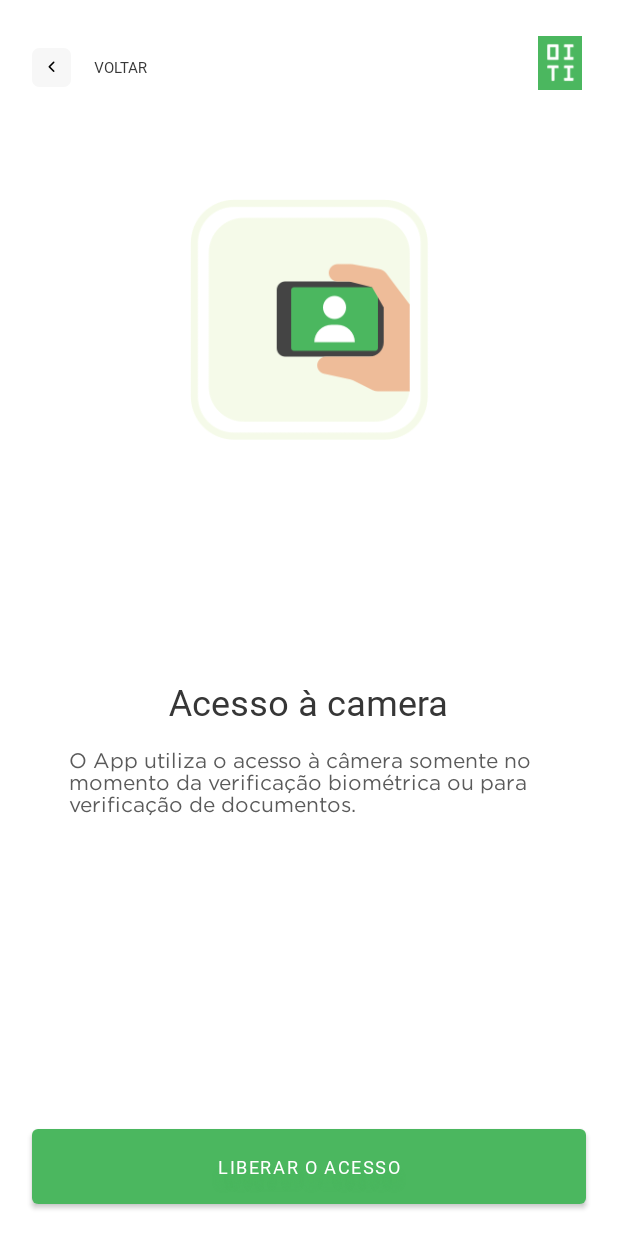
After one commit to lorenzetti-10i9/Sample_OiTi_Android, an Android app: the PermissionActivity screen opened directly, with no data from a screen before it, on a phone screen of 412 x 824 dp. The commit adds this screen. Run offline under Robolectric (Android 15) with nearby library versions, the phone set to English and light mode, and no system bars.

Commit message:
camera permission screen

```diff
--- a/app/build.gradle
+++ b/app/build.gradle
@@ -39,6 +39,8 @@ dependencies {
     implementation 'androidx.appcompat:appcompat:1.2.0'
     implementation 'com.google.android.material:material:1.2.1'
     implementation 'androidx.constraintlayout:constraintlayout:2.0.4'
+    implementation "androidx.activity:activity:1.2.0-alpha04"
+    implementation "androidx.fragment:fragment:1.3.0-alpha04"
     testImplementation 'junit:junit:4.+'
     androidTestImplementation 'androidx.test.ext:junit:1.1.2'
     androidTestImplementation 'androidx.test.espresso:espresso-core:3.3.0'
--- a/app/src/main/AndroidManifest.xml
+++ b/app/src/main/AndroidManifest.xml
@@ -9,6 +9,7 @@
         android:roundIcon="@mipmap/ic_launcher_round"
         android:supportsRtl="true"
         android:theme="@style/SplashScreenTheme">
+        <activity android:name=".PermissionActivity"/>
         <activity android:name=".MainActivity">
             <intent-filter>
                 <action android:name="android.intent.action.MAIN" />
@@ -18,4 +19,8 @@
         </activity>
     </application>
 
+    <uses-permission android:name="android.permission.CAMERA"/>
+    <uses-feature android:name="android.hardware.camera"
+        android:required="false" />
+
 </manifest>
--- a/app/src/main/java/com/br10i9/sample_oiti_android/MainActivity.kt
+++ b/app/src/main/java/com/br10i9/sample_oiti_android/MainActivity.kt
@@ -1,13 +1,29 @@
 package com.br10i9.sample_oiti_android
 
+import android.Manifest
+import android.content.Intent
+import android.content.pm.PackageManager
 import androidx.appcompat.app.AppCompatActivity
 import android.os.Bundle
+import android.widget.Button
+import androidx.core.content.ContextCompat
 
 class MainActivity : AppCompatActivity() {
+
     override fun onCreate(savedInstanceState: Bundle?) {
         super.onCreate(savedInstanceState)
-        // splash screen dismiss
         setTheme(R.style.Theme_Sample_OiTi_Android)
         setContentView(R.layout.activity_main)
+
+        if (applicationContext.packageManager.hasSystemFeature(PackageManager.FEATURE_CAMERA_FRONT)) {
+            findViewById<Button>(R.id.biometriaButton).setOnClickListener { onBiometriaButtonPressed() }
+        }
+    }
+
+    private fun onBiometriaButtonPressed() {
+        val permissionStatus = ContextCompat.checkSelfPermission(this, Manifest.permission.CAMERA)
+        if (permissionStatus != PackageManager.PERMISSION_GRANTED) {
+            startActivity(Intent(this, PermissionActivity::class.java))
+        }
     }
 }
--- /dev/null
+++ b/app/src/main/java/com/br10i9/sample_oiti_android/PermissionActivity.kt
@@ -0,0 +1,39 @@
+package com.br10i9.sample_oiti_android
+
+import android.Manifest
+import android.content.pm.PackageManager
+import android.os.Bundle
+import android.widget.Button
+import android.widget.ImageButton
+import androidx.activity.result.contract.ActivityResultContracts
+import androidx.appcompat.app.AppCompatActivity
+import androidx.core.content.ContextCompat
+
+class PermissionActivity : AppCompatActivity() {
+
+    private val requestPermissionLauncher = this.registerForActivityResult(ActivityResultContracts.RequestPermission())
+        {
+            isGranted: Boolean ->
+            finish()
+        }
+
+    override fun onCreate(savedInstanceState: Bundle?) {
+        super.onCreate(savedInstanceState)
+        setTheme(R.style.Theme_Sample_OiTi_Android)
+        setContentView(R.layout.permission_activity)
+
+        val backButton = findViewById<ImageButton>(R.id.backButton)
+        backButton.setOnClickListener { finish() }
+
+        val permissionButton = findViewById<Button>(R.id.permissionButton)
+        permissionButton.setOnClickListener { onPermissionButtonPressed() }
+
+    }
+
+    private fun onPermissionButtonPressed() {
+        val permissionStatus = ContextCompat.checkSelfPermission(this, Manifest.permission.CAMERA)
+        if (permissionStatus != PackageManager.PERMISSION_GRANTED) {
+            requestPermissionLauncher.launch(Manifest.permission.CAMERA)
+        }
+    }
+}
--- a/app/src/main/res/layout/activity_main.xml
+++ b/app/src/main/res/layout/activity_main.xml
@@ -46,6 +46,21 @@
         app:layout_constraintEnd_toEndOf="parent"
         app:layout_constraintStart_toStartOf="parent"
         app:layout_constraintTop_toTopOf="parent">
+
+        <Button
+            android:id="@+id/biometriaButton"
+            android:layout_width="match_parent"
+            android:layout_height="match_parent"
+            android:background="@android:color/transparent"
+            android:insetTop="0dp"
+            android:insetBottom="0dp"
+            app:backgroundTint="@android:color/transparent"
+            app:elevation="0dp"
+            app:iconPadding="0dp"
+            app:layout_constraintBottom_toBottomOf="parent"
+            app:layout_constraintEnd_toEndOf="parent"
+            app:layout_constraintStart_toStartOf="parent"
+            app:layout_constraintTop_toTopOf="parent" />
 
         <ImageView
             android:id="@+id/imageView2"
--- /dev/null
+++ b/app/src/main/res/layout/permission_activity.xml
@@ -0,0 +1,112 @@
+<?xml version="1.0" encoding="utf-8"?>
+<androidx.constraintlayout.widget.ConstraintLayout xmlns:android="http://schemas.android.com/apk/res/android"
+    xmlns:app="http://schemas.android.com/apk/res-auto"
+    xmlns:tools="http://schemas.android.com/tools"
+    android:layout_width="match_parent"
+    android:layout_height="match_parent"
+    android:background="@android:color/white"
+    tools:context=".PermissionActivity">
+
+    <TextView
+        android:id="@+id/textView4"
+        android:layout_width="wrap_content"
+        android:layout_height="wrap_content"
+        android:fontFamily="@font/gotham_bold"
+        android:text="@string/camera_access_title"
+        android:textColor="#363636"
+        android:textSize="24sp"
+        app:layout_constraintBottom_toBottomOf="parent"
+        app:layout_constraintHorizontal_bias="0.5"
+        app:layout_constraintLeft_toLeftOf="parent"
+        app:layout_constraintRight_toRightOf="parent"
+        app:layout_constraintTop_toTopOf="parent"
+        app:layout_constraintVertical_bias="0.57" />
+
+    <TextView
+        android:id="@+id/textView5"
+        android:layout_width="match_parent"
+        android:layout_height="wrap_content"
+        android:layout_marginLeft="46dp"
+        android:layout_marginRight="46dp"
+        android:fontFamily="@font/gotham_book"
+        android:text="@string/camera_access_text"
+        android:textColor="#5a5a5a"
+        android:textSize="14sp"
+        app:layout_constraintBottom_toBottomOf="parent"
+        app:layout_constraintLeft_toLeftOf="parent"
+        app:layout_constraintRight_toRightOf="parent"
+        app:layout_constraintTop_toTopOf="parent"
+        app:layout_constraintVertical_bias="0.64" />
+
+    <ImageView
+        android:id="@+id/imageView4"
+        android:layout_width="29dp"
+        android:layout_height="36dp"
+        android:layout_marginTop="24dp"
+        android:layout_marginEnd="24dp"
+        android:layout_marginRight="24dp"
+        android:contentDescription="@string/logo_description"
+        app:layout_constraintEnd_toEndOf="parent"
+        app:layout_constraintTop_toTopOf="parent"
+        app:srcCompat="@drawable/oiti_logo" />
+
+    <ImageView
+        android:id="@+id/imageView5"
+        android:layout_width="159dp"
+        android:layout_height="161dp"
+        android:contentDescription="@string/logo_description"
+        app:layout_constraintBottom_toBottomOf="parent"
+        app:layout_constraintEnd_toEndOf="parent"
+        app:layout_constraintStart_toStartOf="parent"
+        app:layout_constraintTop_toTopOf="parent"
+        app:layout_constraintVertical_bias="0.2"
+        app:srcCompat="@drawable/camera_access_image" />
+
+    <Button
+        android:id="@+id/permissionButton"
+        android:layout_width="match_parent"
+        android:layout_height="50dp"
+        android:layout_margin="21dp"
+        android:fontFamily="@font/gotham_bold"
+        android:insetTop="0dp"
+        android:insetBottom="0dp"
+        android:shadowColor="#5b46b85b"
+        android:shadowDy="12"
+        android:shadowRadius="5"
+        android:text="@string/camera_access_button_text"
+        android:textColor="@android:color/white"
+        android:textSize="12sp"
+        app:backgroundTint="#4bb75f"
+        app:cornerRadius="4dp"
+        app:layout_constraintBottom_toBottomOf="parent"
+        app:layout_constraintEnd_toEndOf="parent"
+        app:layout_constraintStart_toStartOf="parent" />
+
+    <ImageButton
+        android:id="@+id/backButton"
+        android:layout_width="26dp"
+        android:layout_height="26dp"
+        android:layout_marginStart="21dp"
+        android:layout_marginLeft="21dp"
+        android:layout_marginTop="32dp"
+        android:background="@color/white"
+        android:contentDescription="@string/back_button_description"
+        app:layout_constraintStart_toStartOf="parent"
+        app:layout_constraintTop_toTopOf="parent"
+        app:srcCompat="@drawable/left_arrow" />
+
+    <TextView
+        android:id="@+id/textView6"
+        android:layout_width="wrap_content"
+        android:layout_height="wrap_content"
+        android:layout_marginStart="15dp"
+        android:layout_marginLeft="15dp"
+        android:fontFamily="@font/gotham_bold"
+        android:text="@string/back_button_text"
+        android:textColor="#383838"
+        android:textSize="10sp"
+        app:layout_constraintBottom_toBottomOf="@+id/backButton"
+        app:layout_constraintStart_toEndOf="@+id/backButton"
+        app:layout_constraintTop_toTopOf="@+id/backButton" />
+
+</androidx.constraintlayout.widget.ConstraintLayout>
--- a/app/src/main/res/values-night/strings.xml
+++ b/app/src/main/res/values-night/strings.xml
@@ -5,4 +5,9 @@
     <string name="face_icon_description">icone de scan facial</string>
     <string name="biometria_button_text">Nam dapibus nisl vitae elit</string>
     <string name="biometria_title_text">Biometria</string>
+    <string name="camera_access_title">Acesso à camera</string>
+    <string name="camera_access_text">O App utiliza o acesso à câmera somente no momento da verificação biométrica ou para verificação de documentos.</string>
+    <string name="camera_access_button_text">LIBERAR O ACESSO</string>
+    <string name="back_button_description">botão voltar</string>
+    <string name="back_button_text">VOLTAR</string>
 </resources>
--- a/app/src/main/res/values/strings.xml
+++ b/app/src/main/res/values/strings.xml
@@ -5,4 +5,9 @@
     <string name="face_icon_description">icone de scan facial</string>
     <string name="biometria_button_text">Nam dapibus nisl vitae elit</string>
     <string name="biometria_title_text">Biometria</string>
+    <string name="camera_access_title">Acesso à camera</string>
+    <string name="camera_access_text">O App utiliza o acesso à câmera somente no momento da verificação biométrica ou para verificação de documentos.</string>
+    <string name="camera_access_button_text">LIBERAR O ACESSO</string>
+    <string name="back_button_description">botão voltar</string>
+    <string name="back_button_text">VOLTAR</string>
 </resources>
```
Also changed, not shown: app/src/main/res/drawable-hdpi/camera_access_image.png (added), app/src/main/res/drawable-hdpi/left_arrow.png (added), app/src/main/res/drawable-mdpi/camera_access_image.png (added), app/src/main/res/drawable-mdpi/left_arrow.png (added), app/src/main/res/drawable-xhdpi/camera_access_image.png (added), app/src/main/res/drawable-xhdpi/left_arrow.png (added), app/src/main/res/drawable-xxhdpi/camera_access_image.png (added), app/src/main/res/drawable-xxhdpi/left_arrow.png (added), app/src/main/res/drawable-xxxhdpi/camera_access_image.png (added), app/src/main/res/drawable-xxxhdpi/left_arrow.png (added).
